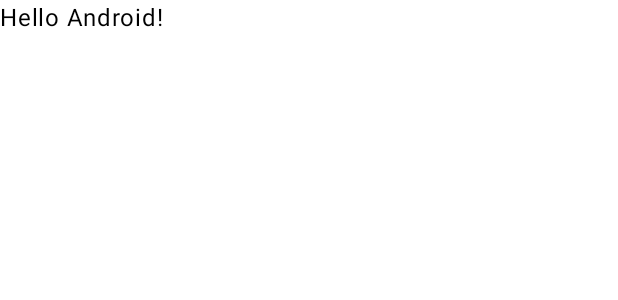
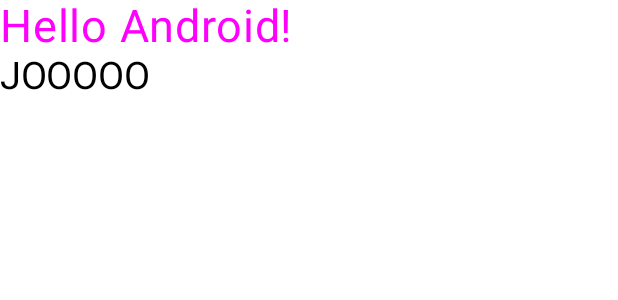
Before and after one commit to secMP/PrivacyPref_Android, an Android app built with Jetpack Compose: the @Preview function GreetingPreview, on a phone screen of 412 x 824 dp. Shown: the top 300 px of the screen. Run offline under Robolectric (Android 15) with nearby library versions, the phone set to English and light mode, and no system bars.

Commit message:
Kotlin Text View Added

```diff
--- a/app/src/main/java/com/example/privacypref_android/MainActivity.kt
+++ b/app/src/main/java/com/example/privacypref_android/MainActivity.kt
@@ -3,12 +3,17 @@
 import android.os.Bundle
 import androidx.activity.ComponentActivity
 import androidx.activity.compose.setContent
+import androidx.compose.foundation.layout.Column
+import androidx.compose.foundation.layout.Arrangement
 import androidx.compose.foundation.layout.fillMaxSize
 import androidx.compose.material3.MaterialTheme
 import androidx.compose.material3.Surface
 import androidx.compose.material3.Text
 import androidx.compose.runtime.Composable
+import androidx.compose.ui.Alignment
+import androidx.compose.ui.unit.sp
 import androidx.compose.ui.Modifier
+import androidx.compose.ui.graphics.Color
 import androidx.compose.ui.tooling.preview.Preview
 import com.example.privacypref_android.ui.theme.PrivacyPref_AndroidTheme
 
@@ -21,6 +26,7 @@
                 Surface(
                     modifier = Modifier.fillMaxSize(),
                     color = MaterialTheme.colorScheme.background
+
                 ) {
                     Greeting("Android")
                 }
@@ -31,10 +37,21 @@
 
 @Composable
 fun Greeting(name: String, modifier: Modifier = Modifier) {
+     Column(
+         horizontalAlignment = Alignment.Start,
+         verticalArrangement = Arrangement.Center,
+         modifier = modifier
+     ){
     Text(
         text = "Hello $name!",
-        modifier = modifier
+        fontSize = 30.sp,
+        color = Color(255, 0, 255),
     )
+         Text(
+             text = "JOOOOO",
+             fontSize = 25.sp,
+         )
+     }
 }
 
 @Preview(showBackground = true)
--- a/build.gradle.kts
+++ b/build.gradle.kts
@@ -1,5 +1,11 @@
+buildscript {
+    dependencies {
+        classpath("com.google.gms:google-services:4.4.0")
+    }
+}
 // Top-level build file where you can add configuration options common to all sub-projects/modules.
 plugins {
     id("com.android.application") version "8.1.2" apply false
     id("org.jetbrains.kotlin.android") version "1.8.10" apply false
+    id("com.google.gms.google-services") version "4.4.0" apply false
 }
```
Also changed, not shown: app/build.gradle.kts (+7 -2 lines), 1 other file.
